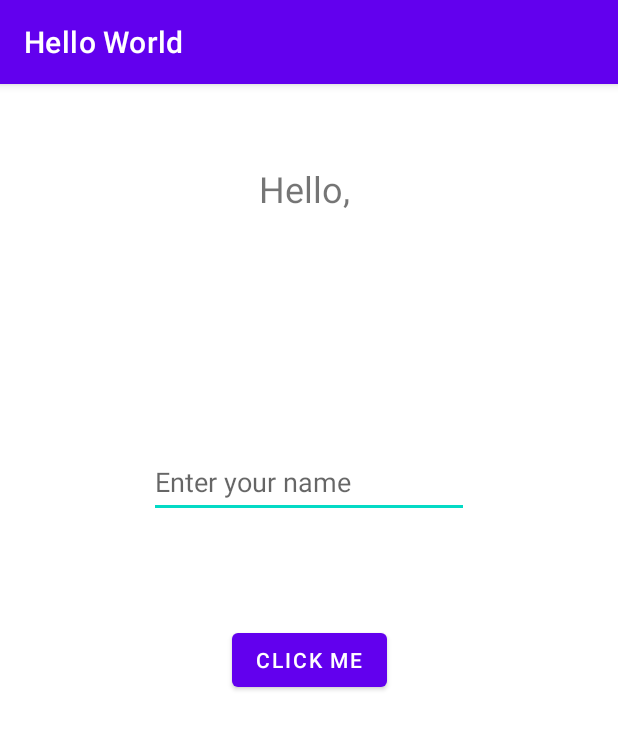
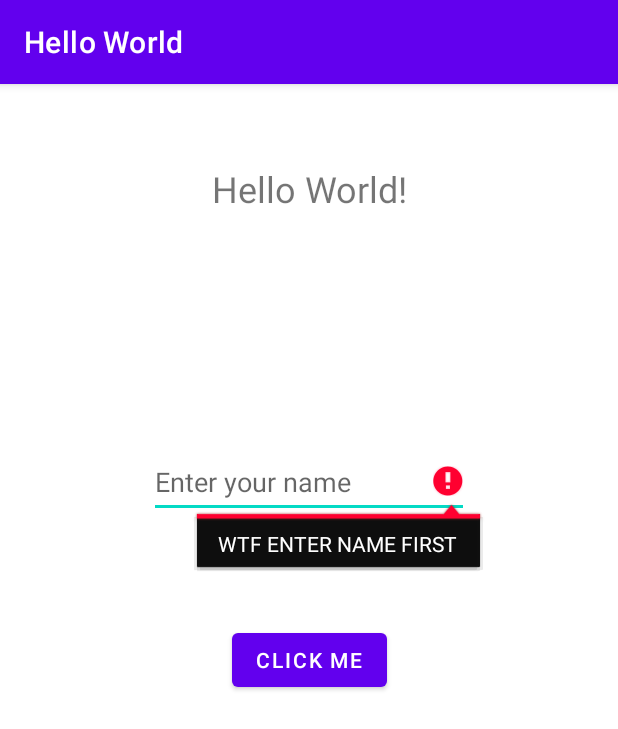
Before and after one commit to tul53850/CIS3515_LabActivity_Branch, an Android app: the screen it shows after launch (MainActivity), after a tap on "CLICK ME", on a phone screen of 412 x 824 dp. Shown: the top 729 px of the screen. Run offline under Robolectric (Android 15) with nearby library versions, the phone set to English and light mode, and no system bars.

Commit message:
Display error

```diff
--- a/app/src/main/java/edu/temple/helloworld/MainActivity.kt
+++ b/app/src/main/java/edu/temple/helloworld/MainActivity.kt
@@ -1,5 +1,6 @@
 package edu.temple.helloworld
 
+import android.annotation.SuppressLint
 import androidx.appcompat.app.AppCompatActivity
 import android.os.Bundle
 import android.widget.Button
@@ -11,6 +12,7 @@ class MainActivity : AppCompatActivity() {
     // Declare view properties - the first one is done for you
     lateinit var displayTextView: TextView
 
+    @SuppressLint("CutPasteId")
     override fun onCreate(savedInstanceState: Bundle?) {
         super.onCreate(savedInstanceState)
         setContentView(R.layout.activity_main)
@@ -20,7 +22,10 @@ class MainActivity : AppCompatActivity() {
 
 
         findViewById<Button>(R.id.clickMeButton).setOnClickListener {
-            displayTextView.text = "Hello, ${findViewById<EditText>(R.id.nameEditText).text}"
+            if(findViewById<EditText>(R.id.nameEditText).text.isBlank())
+                findViewById<EditText>(R.id.nameEditText).error = "WTF ENTER NAME FIRST"
+            else
+                displayTextView.text = "Hello, ${findViewById<EditText>(R.id.nameEditText).text}"
         }
 
 
```
